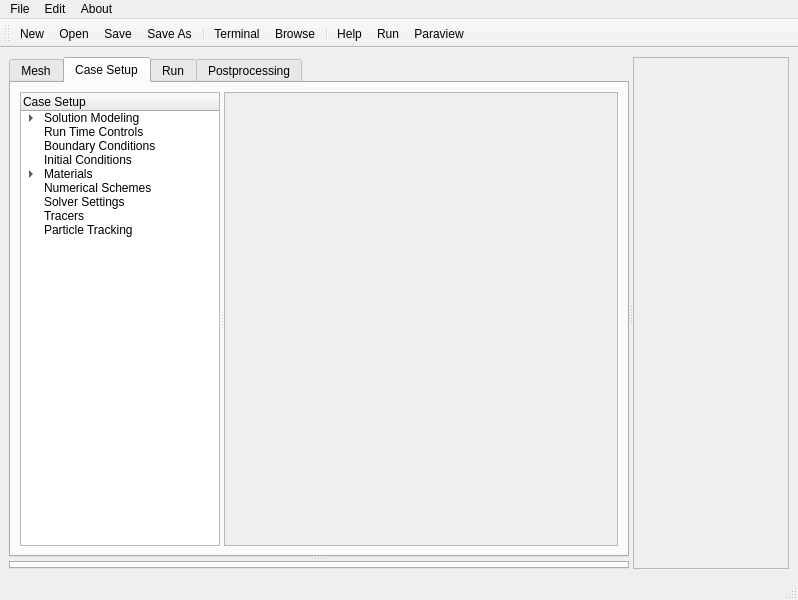
Qt form petroSym/petroSym.ui (jmarcelogimenez/petroSym) before a commit.
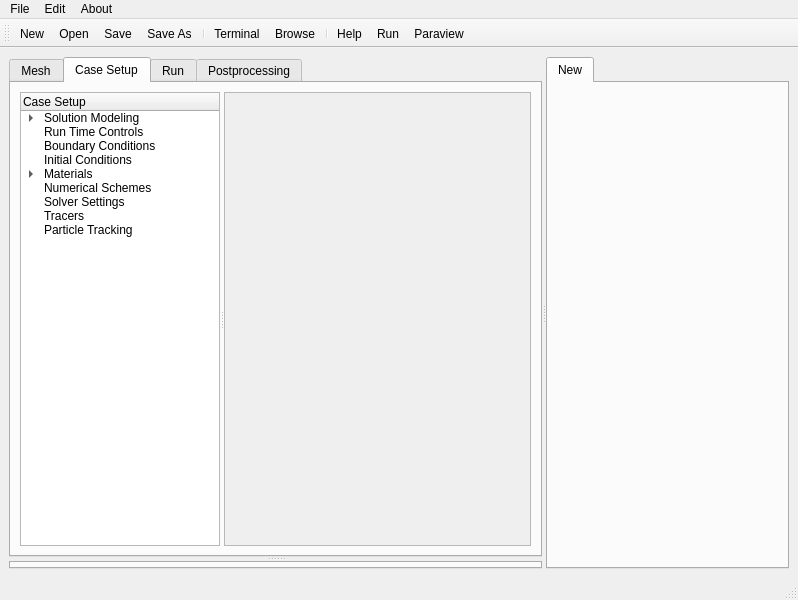
The same form after that commit. Icons and pictures are not drawn.

Commit message: Solving problems with snapshots and adding figures in tabs v1.0

Patch:
```diff
--- a/petroSym/petroSym.ui
+++ b/petroSym/petroSym.ui
@@ -221,7 +221,7 @@
                   <rect>
                    <x>0</x>
                    <y>0</y>
-                   <width>346</width>
+                   <width>284</width>
                    <height>387</height>
                   </rect>
                  </property>
@@ -281,19 +281,14 @@
        </property>
        <layout class="QVBoxLayout" name="verticalLayout_2">
         <item>
-         <widget class="QScrollArea" name="scrollArea">
-          <property name="widgetResizable">
-           <bool>true</bool>
+         <widget class="QTabWidget" name="figures_tabWidget">
+          <property name="currentIndex">
+           <number>0</number>
           </property>
-          <widget class="QWidget" name="scrollAreaWidgetContents">
-           <property name="geometry">
-            <rect>
-             <x>0</x>
-             <y>0</y>
-             <width>178</width>
-             <height>464</height>
-            </rect>
-           </property>
+          <widget class="QWidget" name="initial_tab">
+           <attribute name="title">
+            <string>New</string>
+           </attribute>
           </widget>
          </widget>
         </item>
```
Left out of the diff: 11 changed lines with no effect on the pictures. The commit also changes 3 other files.
